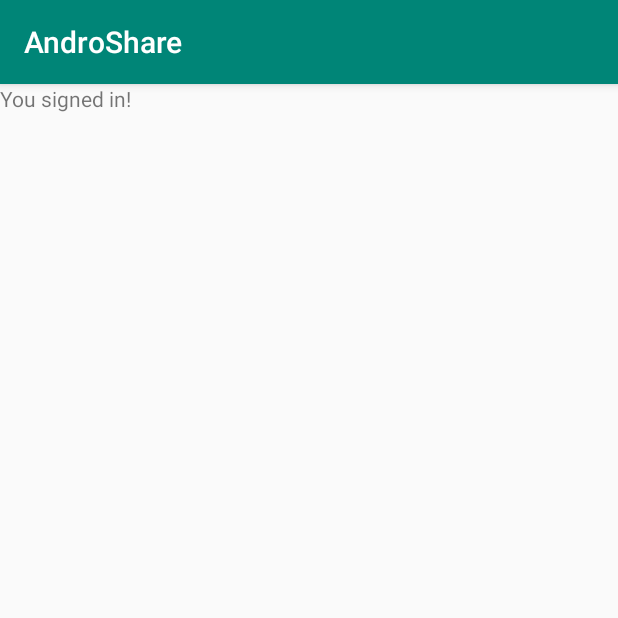
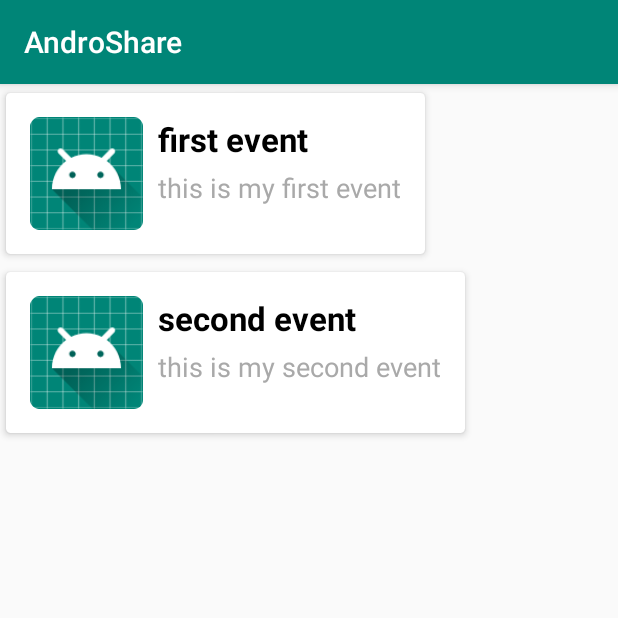
Before and after one commit to olaawi/AndroShare, an Android app: the screen it shows after launch once a user with an empty profile is signed in (HomeActivity), on a phone screen of 412 x 824 dp, the top half of it. Run offline under Robolectric (Android 15) with nearby library versions, the light colour scheme and no system bars; our stand-ins replace Firebase (no records; nobody signed in at launch, a user with empty details on screens opened directly).

Commit message:
Added list of events

```diff
--- a/app/build.gradle
+++ b/app/build.gradle
@@ -40,6 +40,10 @@ dependencies {
     implementation 'com.google.firebase:firebase-database:19.2.0'
     //play service auth
     implementation 'com.google.android.gms:play-services-auth:17.0.0'
+    implementation 'com.google.firebase:firebase-firestore:21.3.1'
+    implementation 'androidx.cardview:cardview:1.0.0'
+    implementation 'androidx.recyclerview:recyclerview:1.1.0'
+
 }
 
 apply plugin: 'com.google.gms.google-services'
--- /dev/null
+++ b/app/src/main/java/com/example/androshare/Event.kt
@@ -0,0 +1,47 @@
+package com.example.androshare
+
+import java.io.FileDescriptor
+
+class Event(title : String, description: String, creator: User, type: EventType) {
+
+    public var title : String = title
+    public var description : String = description
+    public var creator: User = creator
+
+    public var type: EventType = type
+        set(value) {
+            require(value == EventType.PUBLIC_EVENT || value == EventType.PRIVATE_EVENT) { "Event must be public or private" }
+            field = value
+        }
+
+    public val admins = mutableListOf<User>()
+    public val participants = mutableListOf<User>()
+
+    public enum class EventType {
+        PUBLIC_EVENT, PRIVATE_EVENT
+    }
+
+    init {
+        admins.add(creator)
+        participants.add(creator)
+    }
+
+    public fun addAdmin(newAdmin: User) {
+        admins.add(newAdmin)
+        if(!participants.contains(newAdmin))
+            participants.add(newAdmin)
+    }
+
+    public fun isAdmin(user: User): Boolean {
+        return admins.contains(user)
+    }
+
+    public fun addParticipant(newParticipant: User) {
+        participants.add(newParticipant)
+    }
+
+    public fun isParticipant(user: User): Boolean {
+        return participants.contains(user)
+    }
+
+}
--- /dev/null
+++ b/app/src/main/java/com/example/androshare/EventAdapter.kt
@@ -0,0 +1,38 @@
+import android.content.Context
+import android.view.LayoutInflater
+import android.view.View
+import android.view.ViewGroup
+import android.widget.ImageView
+import android.widget.TextView
+import androidx.cardview.widget.CardView
+import androidx.recyclerview.widget.RecyclerView
+import com.example.androshare.Event
+import com.example.androshare.R
+import kotlin.collections.mutableListOf
+
+class EventAdapter(var context: Context, val events: Array<Event?>) : RecyclerView.Adapter<EventAdapter.EventHolder>() {
+
+
+    class EventHolder(val view: View) : RecyclerView.ViewHolder(view){
+        var image: ImageView = view.findViewById(R.id.imageId)
+        var title: TextView = view.findViewById(R.id.titleId)
+        var description: TextView = view.findViewById(R.id.descriptionId)
+    }
+
+    override fun onCreateViewHolder(parent: ViewGroup, viewType: Int): EventAdapter.EventHolder {
+        val view: View = LayoutInflater.from(parent.getContext()).inflate(R.layout.event, null)
+        return EventHolder(view)
+    }
+
+    override fun onBindViewHolder(holder: EventHolder, position: Int) {
+        holder.title.text = events[position]!!.title
+        holder.description.text = events[position]!!.description
+    }
+
+    override fun getItemCount(): Int {
+        return events.size
+    }
+
+
+
+}
--- a/app/src/main/java/com/example/androshare/HomeActivity.kt
+++ b/app/src/main/java/com/example/androshare/HomeActivity.kt
@@ -1,13 +1,39 @@
 package com.example.androshare
 
+import EventAdapter
 import androidx.appcompat.app.AppCompatActivity
 import android.os.Bundle
+import androidx.recyclerview.widget.LinearLayoutManager
+import androidx.recyclerview.widget.RecyclerView
+import kotlinx.android.synthetic.main.activity_home.*
 
 class HomeActivity : AppCompatActivity() {
+
+    lateinit var recyclerView: RecyclerView
+    lateinit var eventAdapter: EventAdapter
 
     override fun onCreate(savedInstanceState: Bundle?) {
         super.onCreate(savedInstanceState)
         setContentView(R.layout.activity_home)
+
+        recyclerView = findViewById(R.id.recyclerView)
+        recyclerView.layoutManager = LinearLayoutManager(this)
+
+        val events: Array<Event?> = arrayOfNulls<Event>(2)
+        events.set(0, Event("first event", "this is my first event",
+            User("Ola", "Awisat", "ola@gmail", "0"),
+            Event.EventType.PUBLIC_EVENT))
+
+        events.set(1, Event("second event", "this is my second event",
+            User("Ola", "Awisat", "ola@gmail", "0"),
+            Event.EventType.PUBLIC_EVENT))
+
+        eventAdapter = EventAdapter(this, events)
+        recyclerView.adapter = eventAdapter
+
+
     }
 
+
+
 }
--- a/app/src/main/res/layout/activity_home.xml
+++ b/app/src/main/res/layout/activity_home.xml
@@ -1,17 +1,16 @@
 <?xml version="1.0" encoding="utf-8"?>
-<androidx.constraintlayout.widget.ConstraintLayout xmlns:android="http://schemas.android.com/apk/res/android"
+<LinearLayout xmlns:android="http://schemas.android.com/apk/res/android"
     xmlns:app="http://schemas.android.com/apk/res-auto"
     xmlns:tools="http://schemas.android.com/tools"
     android:layout_width="match_parent"
     android:layout_height="match_parent"
+    android:orientation="vertical"
     tools:context=".HomeActivity">
 
-    <TextView
-        android:id="@+id/textView"
-        android:layout_width="wrap_content"
+    <androidx.recyclerview.widget.RecyclerView
+        android:layout_width="match_parent"
         android:layout_height="wrap_content"
-        android:text="You signed in!"
-        tools:ignore="MissingConstraints"
-        tools:layout_editor_absoluteX="162dp"
-        tools:layout_editor_absoluteY="320dp" />
-</androidx.constraintlayout.widget.ConstraintLayout>
+        android:id="@+id/recyclerView"
+        />
+
+</LinearLayout>
--- /dev/null
+++ b/app/src/main/res/layout/event.xml
@@ -0,0 +1,54 @@
+<?xml version="1.0" encoding="utf-8"?>
+<androidx.cardview.widget.CardView xmlns:android="http://schemas.android.com/apk/res/android"
+    android:layout_width="match_parent"
+    android:layout_height="wrap_content"
+    xmlns:app="http://schemas.android.com/apk/res-auto"
+    app:cardCornerRadius="3dp"
+    app:cardElevation="3dp"
+    app:cardUseCompatPadding="true"
+    >
+
+    <RelativeLayout
+        android:layout_width="match_parent"
+        android:layout_height="wrap_content"
+        android:padding="16dp">
+
+        <ImageView
+            android:layout_width="75dp"
+            android:layout_height="75dp"
+            android:id="@+id/imageId"
+            android:src="@mipmap/ic_launcher"
+            />
+
+        <TextView
+            android:layout_width="wrap_content"
+            android:layout_height="wrap_content"
+            android:id="@+id/titleId"
+            android:text="Title"
+            android:textSize="22sp"
+            android:textColor="#000000"
+            android:textStyle="bold"
+            android:layout_toRightOf="@id/imageId"
+            android:layout_toEndOf="@id/imageId"
+            android:layout_marginLeft="10dp"
+            android:layout_marginStart="10dp"
+            />
+
+        <TextView
+            android:layout_width="wrap_content"
+            android:layout_height="wrap_content"
+            android:id="@+id/descriptionId"
+            android:text="Description"
+            android:textSize="18sp"
+            android:textColor="#a9a9a9"
+            android:layout_toRightOf="@id/imageId"
+            android:layout_toEndOf="@id/imageId"
+            android:layout_marginLeft="10dp"
+            android:layout_marginStart="10dp"
+            android:layout_marginTop="5dp"
+            android:layout_below="@id/titleId"
+            />
+
+    </RelativeLayout>
+
+</androidx.cardview.widget.CardView>
```
